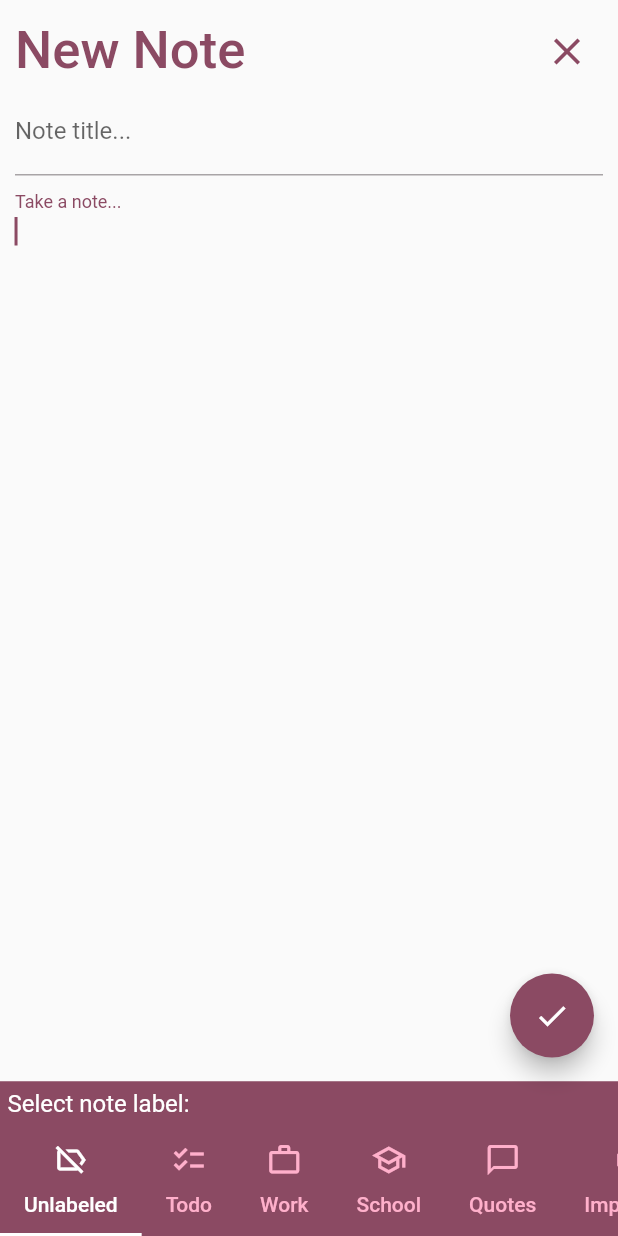
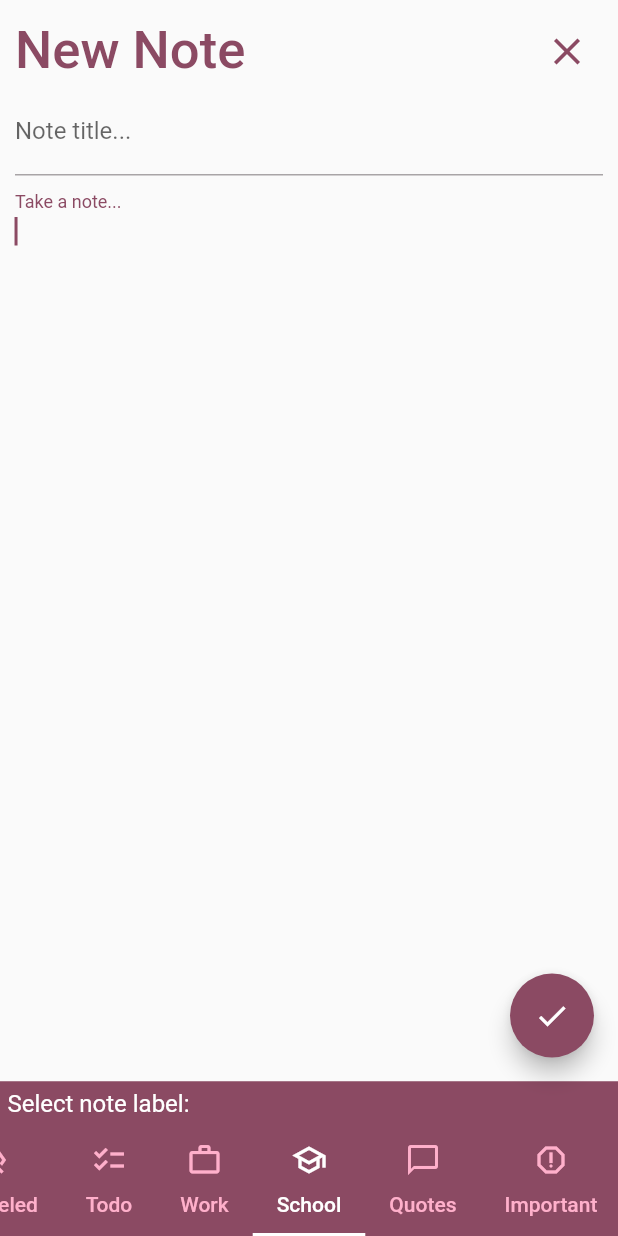
Before and after one commit to danratinac/cpd_notes_app_v2, a Flutter app: the screen it shows after launch, tab 4 chosen, after a tap on "Add Note", on a phone screen of 412 x 824 dp. Run offline on Flutter 3.47's test engine with Material 2 defaults, Android fonts, the light colour scheme and no system bars; our stand-ins replace fluttertoast.

Commit message:
new note screen now sets default label to that of screen the add note button was pressed on

```diff
--- a/lib/main.dart
+++ b/lib/main.dart
@@ -101,8 +101,35 @@ class NoteData {
   NoteData(this.title, this.text);
 }
 
-class HomeScreen extends StatelessWidget {
+class HomeScreen extends StatefulWidget {
   const HomeScreen({super.key});
+
+  @override
+  State<HomeScreen> createState() => _HomeScreenState();
+}
+
+class _HomeScreenState extends State<HomeScreen> with TickerProviderStateMixin {
+  int currentLabel = 0;
+  late TabController tabCont;
+
+  @override
+  void initState() {
+    super.initState();
+
+    tabCont = TabController(length: 7, vsync: this);
+
+    tabCont.animation!.addListener(() {
+      if (currentLabel != tabCont.animation!.value.round()) {
+        currentLabel = tabCont.animation!.value.round();
+      }
+    });
+  }
+
+  @override
+  void dispose() {
+    tabCont.dispose();
+    super.dispose();
+  }
 
   @override
   Widget build(BuildContext context) {
@@ -114,12 +141,11 @@ class HomeScreen extends StatelessWidget {
 
     var appState = context.watch<AppState>();
 
-    return DefaultTabController(
-      length: 7,
-      child: Scaffold(
+    return Scaffold(
       backgroundColor: theme.colorScheme.primaryContainer,
       body: SafeArea(
         child: TabBarView(
+          controller: tabCont,
           children: appState.labels
               .map((e) => LabelPage(
                     titleTheme: titleTheme,
@@ -131,13 +157,15 @@ class HomeScreen extends StatelessWidget {
       ),
       bottomNavigationBar: ColoredBox(
         color: theme.colorScheme.primary,
-          child: const SafeArea(
-            child: LabelsAppBar(),
+        child: SafeArea(
+          child: LabelsAppBar(
+            controller: tabCont,
+          ),
         ),
       ),
       floatingActionButton: FloatingActionButton.extended(
         onPressed: () {
-            appState.changeCurrentLabel(0);
+          appState.changeCurrentLabel(currentLabel);
           Navigator.push(
             context,
             MaterialPageRoute(builder: (context) => const NewNoteScreen()),
@@ -147,7 +175,6 @@ class HomeScreen extends StatelessWidget {
         tooltip: 'Add Note',
         label: const Text('Add Note'),
         icon: const Icon(Icons.note_add_outlined),
-        ),
       ),
     );
   }
@@ -182,6 +209,7 @@ class _NewNoteScreenState extends State<NewNoteScreen> {
     var appState = context.watch<AppState>();
 
     return DefaultTabController(
+      initialIndex: appState.currentLabel,
       length: 7,
       child: Scaffold(
         body: SafeArea(
@@ -431,7 +459,9 @@ class LabelPage extends StatelessWidget {
 }
 
 class LabelsAppBar extends StatelessWidget {
-  const LabelsAppBar({super.key});
+  const LabelsAppBar({super.key, required this.controller});
+
+  final TabController controller;
 
   @override
   Widget build(BuildContext context) {
@@ -441,6 +471,7 @@ class LabelsAppBar extends StatelessWidget {
     return ColoredBox(
       color: theme.colorScheme.primary,
       child: TabBar(
+        controller: controller,
         isScrollable: true,
         indicatorColor: theme.colorScheme.onPrimary,
         labelColor: theme.colorScheme.onPrimary,
```
Lines whose indentation alone changed are shown as unchanged.
